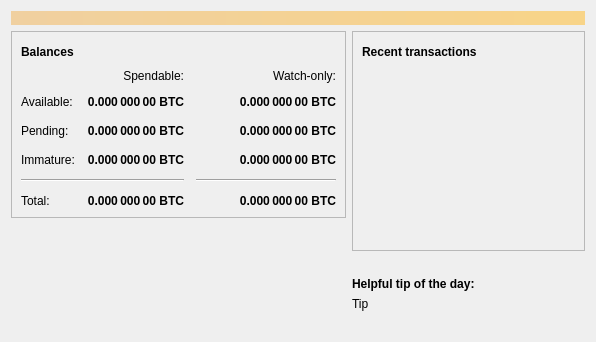
BBQCoinCommunity/BBQCoinV3, file src/qt/forms/overviewpage.ui: the form before one commit.
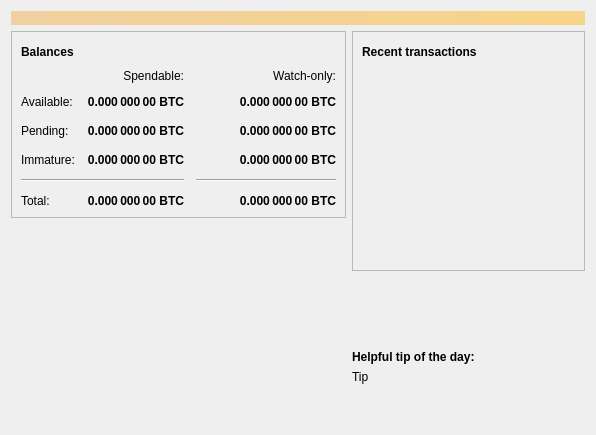
The form after the commit. Icons and pictures are not drawn.

Diff of the .ui file:
```diff
--- a/src/qt/forms/overviewpage.ui
+++ b/src/qt/forms/overviewpage.ui
@@ -421,7 +421,16 @@
        </item>
        <item>
         <layout class="QGridLayout" name="logo_grid">
-          <item>
+         <property name="topMargin">
+          <number>0</number>
+         </property>
+         <property name="bottomMargin">
+          <number>0</number>
+         </property>
+         <property name="spacing">
+          <number>0</number>
+         </property>
+         <item row="0" column="0">
             <widget class="QLabel" name="label_wallet_bgcoin">
              <property name="text">
               <string/>
@@ -430,17 +439,43 @@
               <pixmap resource="../bitcoin.qrc">:/icons/wallet_bgcoin</pixmap>
              </property>
              <property name="scaledContents">
-              <bool>false</bool>
+               <bool>true</bool> <!-- Enable scaled contents for resizing -->
+             </property>
+             <property name="minimumSize">
+               <size>
+                 <width>200</width> <!-- Set minimum width to half of the original -->
+                 <height>200</height> <!-- Set minimum height to half of the original -->
+               </size>
+             </property>
+             <property name="maximumSize">
+               <size>
+                 <width>200</width> <!-- Ensure maximum size is consistent -->
+                 <height>200</height>
+               </size>
              </property>
              <property name="alignment">
               <set>Qt::AlignCenter</set>
              </property>
              <property name="margin">
-              <number>-2</number>
+               <number>0</number>
              </property>
             </widget>
           </item>
-          <item>
+
+         <item row="2" column="0">
+          <spacer name="verticalSpacer_4">
+           <property name="orientation">
+            <enum>Qt::Vertical</enum>
+           </property>
+           <property name="sizeHint" stdset="0">
+            <size>
+             <width>20</width>
+             <height>40</height>
+            </size>
+           </property>
+          </spacer>
+         </item>
+         <item row="0" column="0">
             <widget class="QLabel" name="label_wallet_version_overlay">
               <property name="text">
                <string></string>
@@ -451,13 +486,26 @@
                <bool>false</bool>
               </property>
               <property name="alignment">
-               <set>Qt::AlignLeft|Qt::AlignBottom</set>
+            <set>Qt::AlignBottom|Qt::AlignLeading|Qt::AlignLeft</set>
               </property>
               <property name="margin">
-               <number>2</number>
+            <number>0</number>
               </property>
             </widget>
           </item>
+         <item row="1" column="0">
+          <spacer name="verticalSpacer_5">
+           <property name="orientation">
+            <enum>Qt::Vertical</enum>
+           </property>
+           <property name="sizeHint" stdset="0">
+            <size>
+             <width>20</width>
+             <height>40</height>
+            </size>
+           </property>
+          </spacer>
+         </item>
         </layout>
        </item>
       </layout>
```
Left out of the diff: 13 changed lines with no effect on the pictures. Lines whose indentation alone changed are shown as unchanged.
